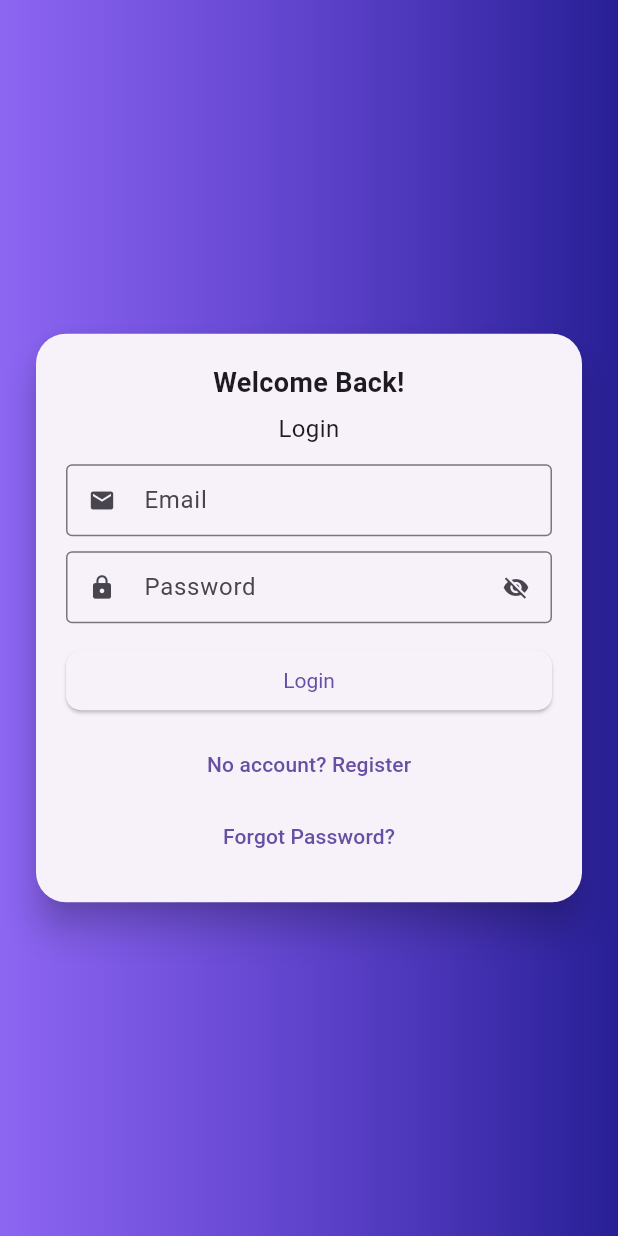
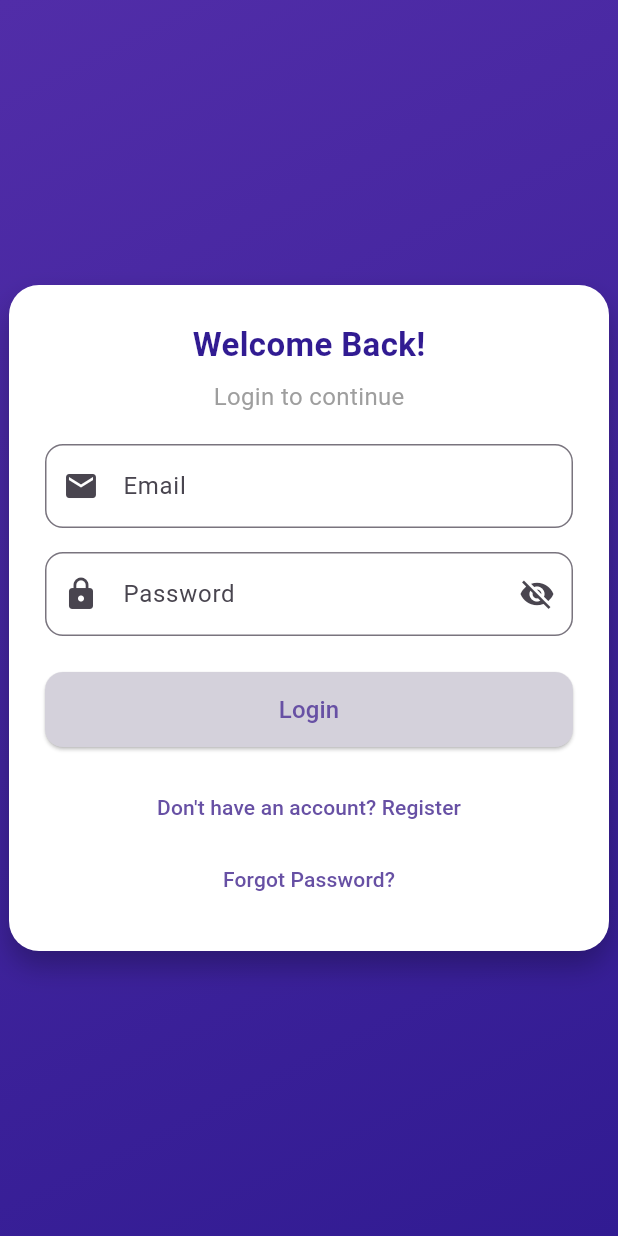
Before and after one commit to abdirauf254/Alumni-App, a Flutter app: the screen it shows after launch, on a phone screen of 412 x 824 dp. Run offline on Flutter 3.47's test engine with Material 3 defaults, Android fonts, the phone set to English and light mode, and no system bars; our stand-ins replace cloud_firestore, datetime_picker_formfield_new, firebase_auth, firebase_core, firebase_storage, image_picker; accounts and stored records are empty.

Commit message:
initial commits

```diff
--- a/lib/screens/auth/login_screen.dart
+++ b/lib/screens/auth/login_screen.dart
@@ -30,17 +30,6 @@ class _LoginScreenState extends State<LoginScreen> {
         email: emailCtrl.text.trim(),
         password: passCtrl.text.trim(),
       );
-
-      if (!(userCred.user?.emailVerified ?? false)) {
-        await FirebaseAuth.instance.signOut();
-        ScaffoldMessenger.of(context).showSnackBar(
-          const SnackBar(content: Text('Please verify your email before logging in.')),
-        );
-        setState(() {
-          isLoading = false;
-        });
-        return;
-      }
 
       final roleDoc = await FirebaseFirestore.instance
           .collection('users')
@@ -78,63 +67,72 @@ class _LoginScreenState extends State<LoginScreen> {
   Widget build(BuildContext context) {
     return Scaffold(
       body: Container(
+        width: double.infinity,
+        height: double.infinity,
         decoration: const BoxDecoration(
           gradient: LinearGradient(
+            begin: Alignment.topLeft,
+            end: Alignment.bottomRight,
             colors: [
-              Color.fromARGB(151, 63, 2, 233),
-              Color.fromARGB(223, 9, 0, 134),
+              Color(0xFF512DA8),
+              Color(0xFF311B92),
             ],
           ),
         ),
         child: Center(
-          child: Card(
-            elevation: 10,
-            margin: const EdgeInsets.symmetric(horizontal: 24),
-            shape: RoundedRectangleBorder(
+          child: SingleChildScrollView(
+            child: Container(
+              constraints: const BoxConstraints(maxWidth: 400),
+              padding: const EdgeInsets.all(24),
+              decoration: BoxDecoration(
+                color: Colors.white,
                 borderRadius: BorderRadius.circular(20),
+                boxShadow: const [
+                  BoxShadow(
+                    color: Colors.black26,
+                    blurRadius: 15,
+                    offset: Offset(0, 10),
                   ),
-            child: Padding(
-              padding: const EdgeInsets.all(20.0),
-              child: SingleChildScrollView(
+                ],
+              ),
               child: Column(
                 mainAxisSize: MainAxisSize.min,
-  crossAxisAlignment: CrossAxisAlignment.stretch,
                 children: [
                   const Text(
                     'Welcome Back!',
                     style: TextStyle(
-        fontSize: 18,
+                      fontSize: 22,
                       fontWeight: FontWeight.bold,
+                      color: Color(0xFF311B92),
                     ),
-      textAlign: TextAlign.center,
                   ),
-    const SizedBox(height: 6),
+                  const SizedBox(height: 8),
                   const Text(
-      'Login',
-      style: TextStyle(fontSize: 16),
-      textAlign: TextAlign.center,
+                    'Login to continue',
+                    style: TextStyle(fontSize: 16, color: Colors.grey),
                   ),
-    const SizedBox(height: 12),
+                  const SizedBox(height: 20),
+
+                  // Email Field
                   TextField(
                     controller: emailCtrl,
-      decoration: const InputDecoration(
-        isDense: true,
-        contentPadding: EdgeInsets.symmetric(vertical: 10, horizontal: 12),
+                    decoration: InputDecoration(
                       labelText: 'Email',
-        prefixIcon: Icon(Icons.email),
-        border: OutlineInputBorder(),
+                      prefixIcon: const Icon(Icons.email),
+                      border: OutlineInputBorder(
+                        borderRadius: BorderRadius.circular(12),
                       ),
                     ),
-    const SizedBox(height: 10),
+                  ),
+                  const SizedBox(height: 16),
+
+                  // Password Field
                   TextField(
                     controller: passCtrl,
                     obscureText: _obscurePassword,
                     decoration: InputDecoration(
-        isDense: true,
-        contentPadding: const EdgeInsets.symmetric(vertical: 10, horizontal: 12),
                       labelText: 'Password',
                       prefixIcon: const Icon(Icons.lock),
-        border: const OutlineInputBorder(),
                       suffixIcon: IconButton(
                         icon: Icon(
                           _obscurePassword ? Icons.visibility_off : Icons.visibility,
@@ -145,23 +143,34 @@ child: Column(
                           });
                         },
                       ),
+                      border: OutlineInputBorder(
+                        borderRadius: BorderRadius.circular(12),
                       ),
                     ),
-    const SizedBox(height: 14),
+                  ),
+                  const SizedBox(height: 24),
+
+                  // Login Button
                   isLoading
-        ? const Center(child: CircularProgressIndicator())
+                      ? const CircularProgressIndicator()
                       : ElevatedButton(
                           onPressed: () => login(context),
                           style: ElevatedButton.styleFrom(
-              padding: const EdgeInsets.symmetric(vertical: 12),
-              textStyle: const TextStyle(fontSize: 14),
+                            minimumSize: const Size.fromHeight(50),
                             shape: RoundedRectangleBorder(
-                borderRadius: BorderRadius.circular(10),
+                              borderRadius: BorderRadius.circular(12),
+                            ),
+                            backgroundColor: const Color.fromRGBO(212, 209, 219, 1),
+                          ),
+                          child: const Text(
+                            'Login',
+                            style: TextStyle(fontSize: 16),
                           ),
                         ),
-            child: const Text('Login'),
-          ),
-    const SizedBox(height: 8),
+
+                  const SizedBox(height: 16),
+
+                  // Navigation Links
                   TextButton(
                     onPressed: () {
                       Navigator.push(
@@ -169,7 +178,7 @@ child: Column(
                         MaterialPageRoute(builder: (_) => const RegisterScreen()),
                       );
                     },
-      child: const Text('No account? Register'),
+                    child: const Text("Don't have an account? Register"),
                   ),
                   TextButton(
                     onPressed: () {
@@ -178,10 +187,9 @@ child: Column(
                         MaterialPageRoute(builder: (_) => ResetPasswordScreen()),
                       );
                     },
-      child: const Text('Forgot Password?'),
+                    child: const Text("Forgot Password?"),
                   ),
                 ],
-),
               ),
             ),
           ),
```
Also changed, not shown: lib/screens/auth/register_screen.dart (+24 -71 lines), lib/screens/user/profile_screen.dart (+78 -32 lines). Lines whose indentation alone changed are shown as unchanged.
